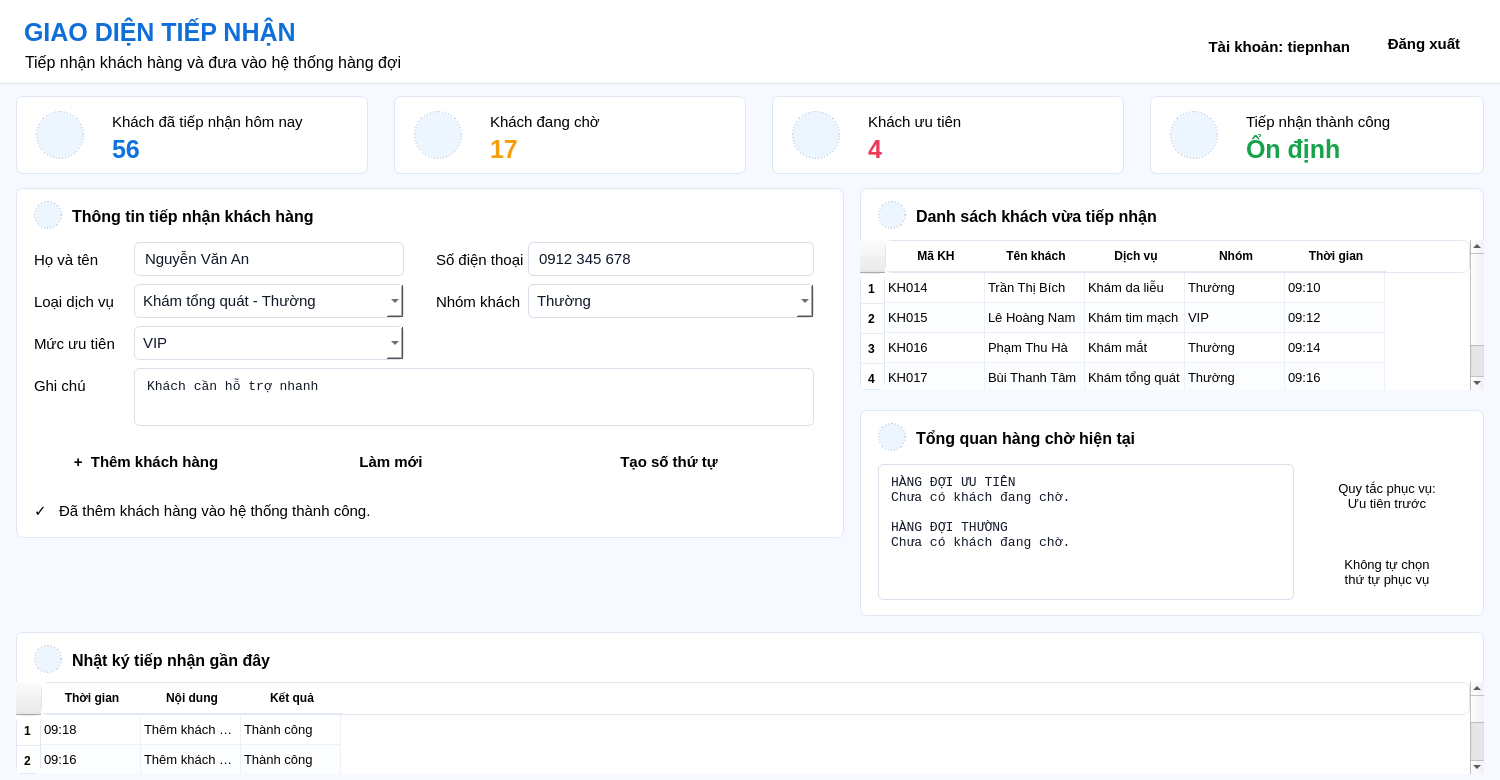
DangDan111/Nhom4_Hethongmophonghangdoidichvu, file ui/tiep_nhan.ui: the form before one commit.
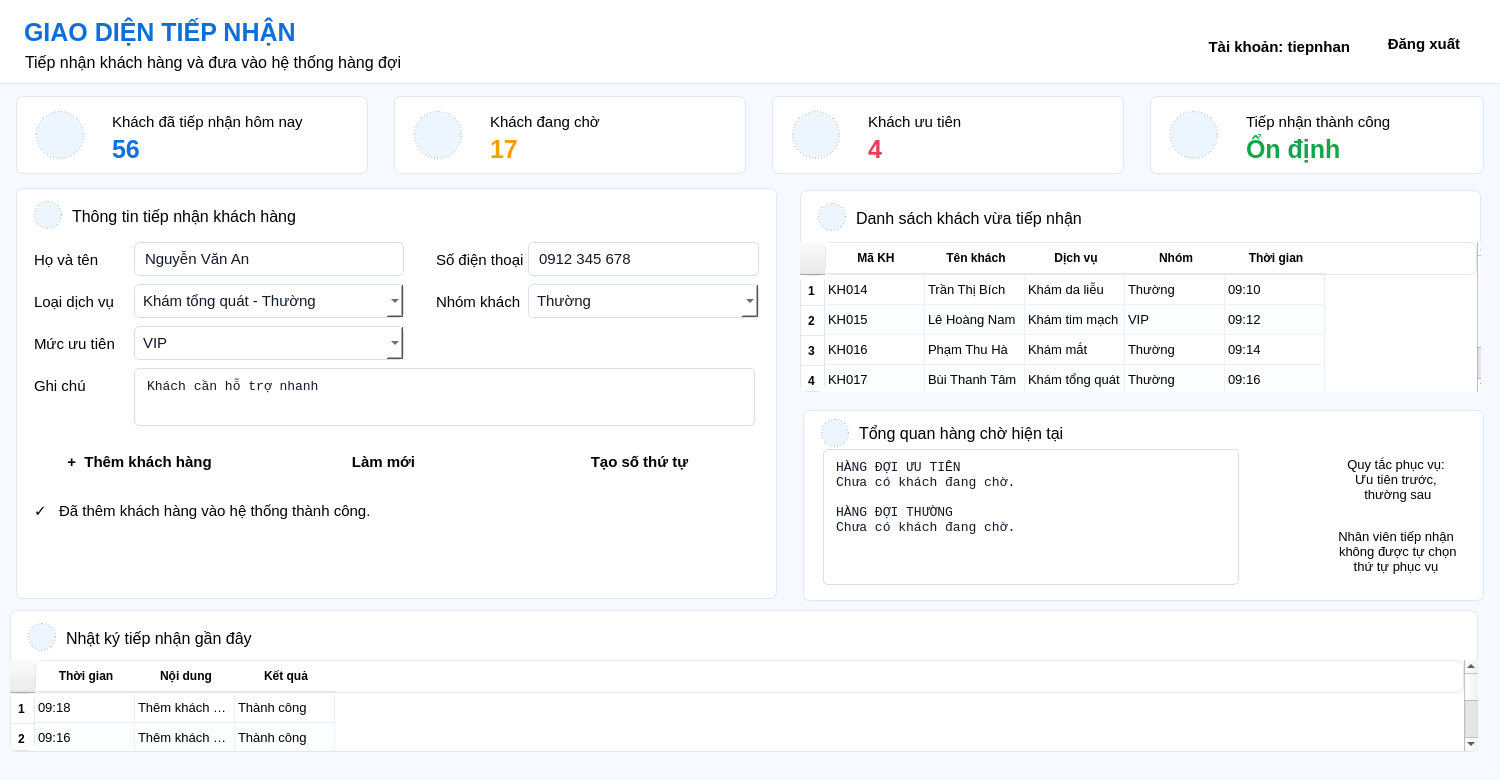
The form after the commit. Icons and pictures are not drawn.

The edit to the form file:
```diff
--- a/ui/tiep_nhan.ui
+++ b/ui/tiep_nhan.ui
@@ -557,8 +557,8 @@
     <rect>
      <x>16</x>
      <y>188</y>
-     <width>828</width>
-     <height>350</height>
+     <width>761</width>
+     <height>411</height>
     </rect>
    </property>
    <property name="frameShape">
@@ -606,7 +606,7 @@
      <font>
       <family>Segoe UI</family>
       <pointsize>12</pointsize>
-      <bold>true</bold>
+      <fontweight>ExtraBold</fontweight>
      </font>
     </property>
     <property name="class">
@@ -681,7 +681,7 @@
      <rect>
       <x>512</x>
       <y>54</y>
-      <width>286</width>
+      <width>231</width>
       <height>34</height>
      </rect>
     </property>
@@ -763,7 +763,7 @@
      <rect>
       <x>512</x>
       <y>96</y>
-      <width>286</width>
+      <width>231</width>
       <height>34</height>
      </rect>
     </property>
@@ -867,7 +867,7 @@
      <rect>
       <x>118</x>
       <y>180</y>
-      <width>680</width>
+      <width>621</width>
       <height>58</height>
      </rect>
     </property>
@@ -887,7 +887,7 @@
      <rect>
       <x>18</x>
       <y>254</y>
-      <width>224</width>
+      <width>211</width>
       <height>40</height>
      </rect>
     </property>
@@ -911,9 +911,9 @@
    <widget class="QPushButton" name="btnLamMoi">
     <property name="geometry">
      <rect>
-      <x>264</x>
+      <x>272</x>
       <y>254</y>
-      <width>222</width>
+      <width>191</width>
       <height>40</height>
      </rect>
     </property>
@@ -939,7 +939,7 @@
      <rect>
       <x>508</x>
       <y>254</y>
-      <width>290</width>
+      <width>231</width>
       <height>40</height>
      </rect>
     </property>
@@ -965,7 +965,7 @@
      <rect>
       <x>18</x>
       <y>306</y>
-      <width>780</width>
+      <width>721</width>
       <height>34</height>
      </rect>
     </property>
@@ -990,9 +990,9 @@
   <widget class="QFrame" name="panelDanhSach">
    <property name="geometry">
     <rect>
-     <x>860</x>
-     <y>188</y>
-     <width>624</width>
+     <x>800</x>
+     <y>190</y>
+     <width>681</width>
      <height>202</height>
     </rect>
    </property>
@@ -1041,7 +1041,7 @@
      <font>
       <family>Segoe UI</family>
       <pointsize>12</pointsize>
-      <bold>true</bold>
+      <fontweight>ExtraBold</fontweight>
      </font>
     </property>
     <property name="class">
@@ -1056,7 +1056,7 @@
      <rect>
       <x>0</x>
       <y>52</y>
-      <width>624</width>
+      <width>691</width>
       <height>150</height>
      </rect>
     </property>
@@ -1088,6 +1088,10 @@
     <property name="columnCount">
      <number>5</number>
     </property>
+    <row/>
+    <row/>
+    <row/>
+    <row/>
     <column>
      <property name="text">
       <string>Mã KH</string>
@@ -1218,10 +1222,10 @@
   <widget class="QFrame" name="panelTongQuan">
    <property name="geometry">
     <rect>
-     <x>860</x>
+     <x>803</x>
      <y>410</y>
-     <width>624</width>
-     <height>206</height>
+     <width>681</width>
+     <height>191</height>
     </rect>
    </property>
    <property name="frameShape">
@@ -1231,7 +1235,7 @@
     <property name="geometry">
      <rect>
       <x>18</x>
-      <y>13</y>
+      <y>9</y>
       <width>28</width>
       <height>28</height>
      </rect>
@@ -1260,7 +1264,7 @@
     <property name="geometry">
      <rect>
       <x>56</x>
-      <y>14</y>
+      <y>9</y>
       <width>300</width>
       <height>28</height>
      </rect>
@@ -1269,7 +1273,7 @@
      <font>
       <family>Segoe UI</family>
       <pointsize>12</pointsize>
-      <bold>true</bold>
+      <fontweight>ExtraBold</fontweight>
      </font>
     </property>
     <property name="class">
@@ -1282,8 +1286,8 @@
    <widget class="QTextEdit" name="txtTheoDoi">
     <property name="geometry">
      <rect>
-      <x>18</x>
-      <y>54</y>
+      <x>20</x>
+      <y>39</y>
       <width>416</width>
       <height>136</height>
      </rect>
@@ -1306,10 +1310,10 @@
    <widget class="QLabel" name="lblQuyTac">
     <property name="geometry">
      <rect>
-      <x>454</x>
-      <y>58</y>
+      <x>520</x>
+      <y>39</y>
       <width>146</width>
-      <height>56</height>
+      <height>61</height>
      </rect>
     </property>
     <property name="font">
@@ -1324,7 +1328,8 @@
     </property>
     <property name="text">
      <string>Quy tắc phục vụ:
-Ưu tiên trước</string>
+Ưu tiên trước,
+ thường sau</string>
     </property>
     <property name="alignment">
      <set>Qt::AlignCenter</set>
@@ -1333,10 +1338,10 @@
    <widget class="QLabel" name="lblLuuY">
     <property name="geometry">
      <rect>
-      <x>454</x>
-      <y>134</y>
+      <x>520</x>
+      <y>111</y>
       <width>146</width>
-      <height>56</height>
+      <height>61</height>
      </rect>
     </property>
     <property name="font">
@@ -1350,7 +1355,8 @@
      <string>badgeBlue</string>
     </property>
     <property name="text">
-     <string>Không tự chọn
+     <string>Nhân viên tiếp nhận
+ không được tự chọn
 thứ tự phục vụ</string>
     </property>
     <property name="alignment">
@@ -1361,8 +1367,8 @@
   <widget class="QFrame" name="panelNhatKy">
    <property name="geometry">
     <rect>
-     <x>16</x>
-     <y>632</y>
+     <x>10</x>
+     <y>610</y>
      <width>1468</width>
      <height>142</height>
     </rect>
@@ -1412,7 +1418,7 @@
      <font>
       <family>Segoe UI</family>
       <pointsize>12</pointsize>
-      <bold>true</bold>
+      <fontweight>ExtraBold</fontweight>
      </font>
     </property>
     <property name="class">
@@ -1428,7 +1434,7 @@
       <x>0</x>
       <y>50</y>
       <width>1468</width>
-      <height>92</height>
+      <height>91</height>
      </rect>
     </property>
     <property name="font">
@@ -1459,6 +1465,9 @@
     <property name="columnCount">
      <number>3</number>
     </property>
+    <row/>
+    <row/>
+    <row/>
     <column>
      <property name="text">
       <string>Thời gian</string>
```
Left out of the diff: 260 changed lines with no effect on the pictures.
